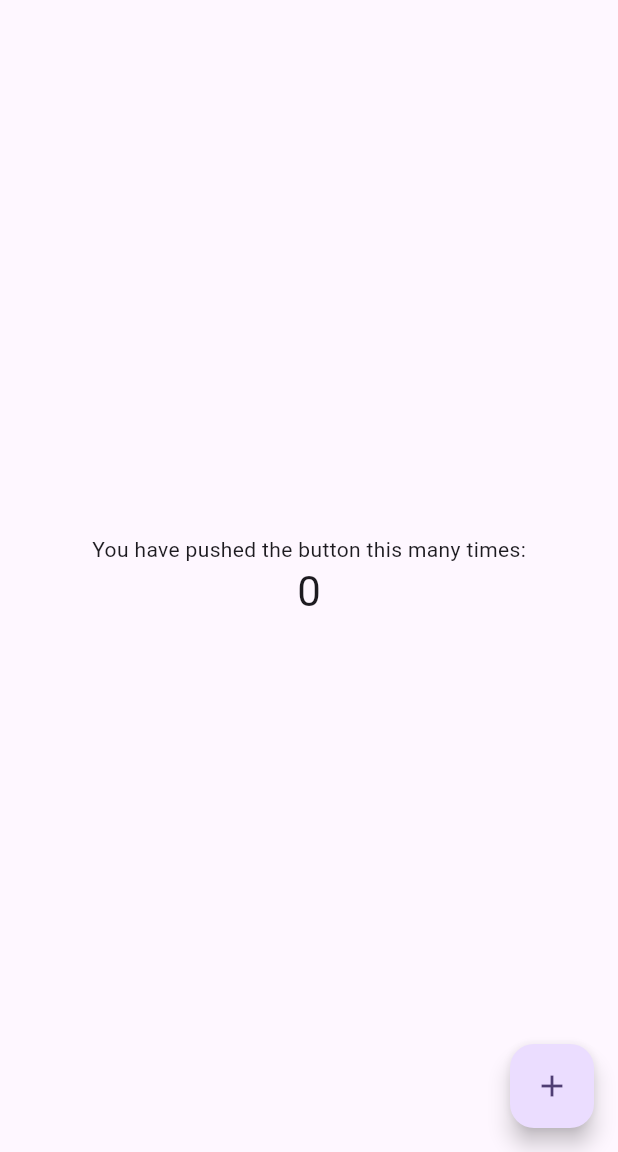
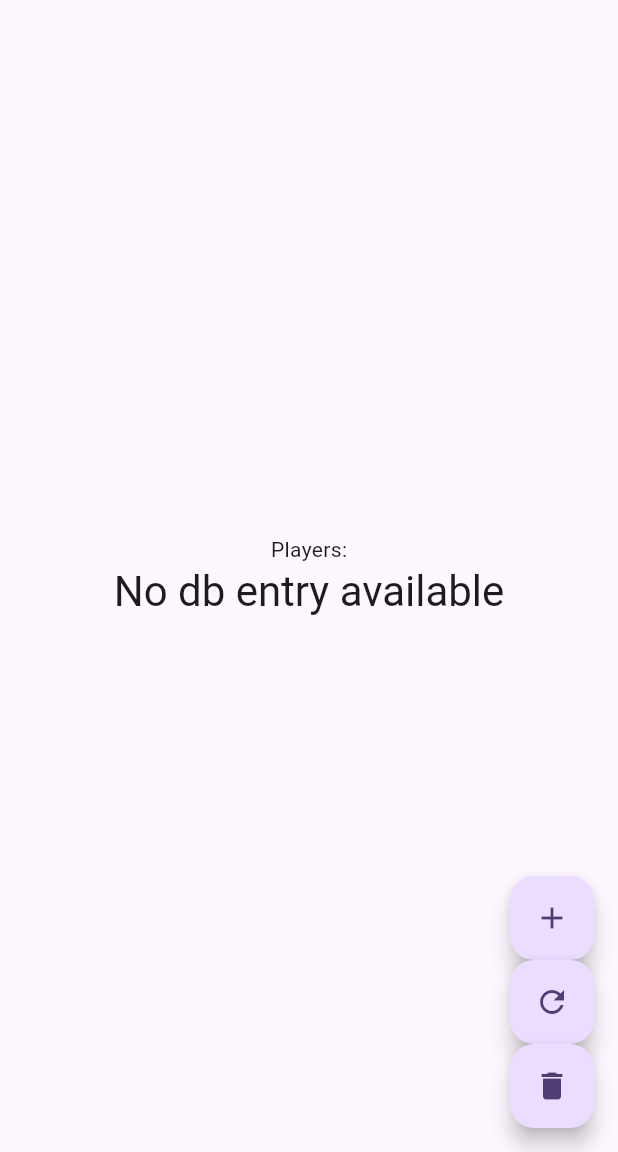
Before and after one commit to zdpel/mrping, a Flutter app: the screen it shows after launch, on a phone screen of 412 x 824 dp, the part 84-1236 px from its top. Run offline on Flutter 3.47's test engine with Material 3 defaults, Android fonts, the phone set to English and light mode, and no system bars; our stand-ins replace sqflite; accounts and stored records are empty.

Commit message:
added temporary add/delete checks for database on homepage

```diff
--- a/lib/db/mainDB.dart
+++ b/lib/db/mainDB.dart
@@ -1,6 +1,8 @@
+// ignore_for_file: prefer_const_declarations
+
 import 'dart:async';
 
-import 'package:flutter/widgets.dart';
+//import 'package:flutter/widgets.dart';
 import 'package:mrping/db/player.dart';
 import 'package:path/path.dart';
 import 'package:sqflite/sqflite.dart';
--- a/lib/main.dart
+++ b/lib/main.dart
@@ -1,13 +1,13 @@
 import 'package:flutter/material.dart';
+import './db/mainDB.dart';
+import './db/player.dart';
 
 void main() {
   runApp(const MyApp());
 }
-//test
 
 class MyApp extends StatelessWidget {
   const MyApp({super.key});
-
   // This widget is the root of your application.
   @override
   Widget build(BuildContext context) {
@@ -40,15 +40,6 @@ class MyApp extends StatelessWidget {
 class MyHomePage extends StatefulWidget {
   const MyHomePage({super.key, required this.title});
 
-  // This widget is the home page of your application. It is stateful, meaning
-  // that it has a State object (defined below) that contains fields that affect
-  // how it looks.
-
-  // This class is the configuration for the state. It holds the values (in this
-  // case the title) provided by the parent (in this case the App widget) and
-  // used by the build method of the State. Fields in a Widget subclass are
-  // always marked "final".
-
   final String title;
 
   @override
@@ -56,71 +47,80 @@ class MyHomePage extends StatefulWidget {
 }
 
 class _MyHomePageState extends State<MyHomePage> {
-  int _counter = 0;
+  late List<Player> players = [];
 
-  void _incrementCounter() {
-    setState(() {
-      // This call to setState tells the Flutter framework that something has
-      // changed in this State, which causes it to rerun the build method below
-      // so that the display can reflect the updated values. If we changed
-      // _counter without calling setState(), then the build method would not be
-      // called again, and so nothing would appear to happen.
-      _counter++;
-    });
+  @override
+  void initState(){
+    super.initState();
+    refreshPlayers();
+  }
+  void addPlayer() async {
+    Player newPlayer = Player(id: 1, name: "bob", wins: 3, losses: 1);
+    await mainDB.instance.create(newPlayer);
+    await refreshPlayers();
+    setState(() {});
+  }
+
+  void deletePlayer() async {
+    await mainDB.instance.delete(1);
+    await refreshPlayers();
+    setState(() {});
+  }
+
+  Future refreshPlayers() async {
+    players = await mainDB.instance.readAllPlayerInfo();
+    setState(() {});
   }
 
   @override
   Widget build(BuildContext context) {
-    // This method is rerun every time setState is called, for instance as done
-    // by the _incrementCounter method above.
-    //
-    // The Flutter framework has been optimized to make rerunning build methods
-    // fast, so that you can just rebuild anything that needs updating rather
-    // than having to individually change instances of widgets.
     return Scaffold(
       appBar: AppBar(
-        // TRY THIS: Try changing the color here to a specific color (to
-        // Colors.amber, perhaps?) and trigger a hot reload to see the AppBar
-        // change color while the other colors stay the same.
         backgroundColor: Theme.of(context).colorScheme.inversePrimary,
-        // Here we take the value from the MyHomePage object that was created by
-        // the App.build method, and use it to set our appbar title.
         title: Text(widget.title),
       ),
       body: Center(
-        // Center is a layout widget. It takes a single child and positions it
-        // in the middle of the parent.
         child: Column(
-          // Column is also a layout widget. It takes a list of children and
-          // arranges them vertically. By default, it sizes itself to fit its
-          // children horizontally, and tries to be as tall as its parent.
-          //
-          // Column has various properties to control how it sizes itself and
-          // how it positions its children. Here we use mainAxisAlignment to
-          // center the children vertically; the main axis here is the vertical
-          // axis because Columns are vertical (the cross axis would be
-          // horizontal).
-          //
-          // TRY THIS: Invoke "debug painting" (choose the "Toggle Debug Paint"
-          // action in the IDE, or press "p" in the console), to see the
-          // wireframe for each widget.
           mainAxisAlignment: MainAxisAlignment.center,
           children: <Widget>[
             const Text(
-              'You have pushed the button this many times:',
+              'Players:',
             ),
-            Text(
-              '$_counter',
-              style: Theme.of(context).textTheme.headlineMedium,
-            ),
+            if (players.isNotEmpty)
+              Text(
+                players[0].name ?? "No db entry available",
+                style: Theme.of(context).textTheme.headlineMedium,
+              ),
+            if (players.isEmpty)
+              Text(
+                "No db entry available",
+                style: Theme.of(context).textTheme.headlineMedium,
+              ),
           ],
         ),
       ),
-      floatingActionButton: FloatingActionButton(
-        onPressed: _incrementCounter,
-        tooltip: 'Increment',
-        child: const Icon(Icons.add),
-      ), // This trailing comma makes auto-formatting nicer for build methods.
+      floatingActionButton: Column(
+        // Column to display multiple floating action buttons
+        mainAxisAlignment: MainAxisAlignment.end,
+        crossAxisAlignment: CrossAxisAlignment.end,
+        children: [
+          FloatingActionButton(
+            onPressed: addPlayer,
+            tooltip: 'Add Player',
+            child: const Icon(Icons.add),
+          ),
+          FloatingActionButton(
+            onPressed: refreshPlayers,
+            tooltip: 'Refresh Players',
+            child: const Icon(Icons.refresh),
+          ),
+          FloatingActionButton(
+            onPressed: deletePlayer,
+            tooltip: 'Delete Players',
+            child: const Icon(Icons.delete),
+          ),
+        ],
+      ),
     );
   }
 }
```
